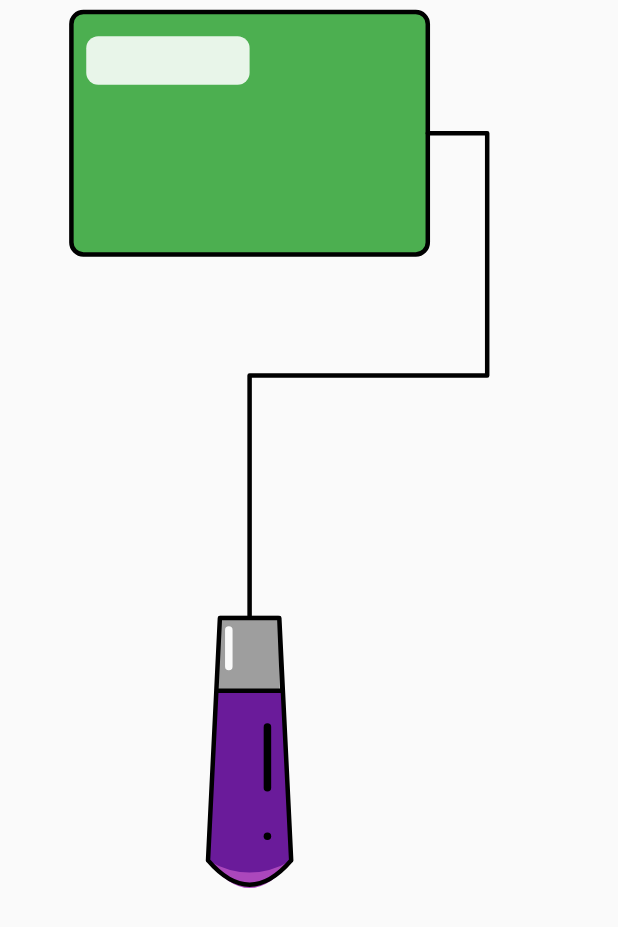
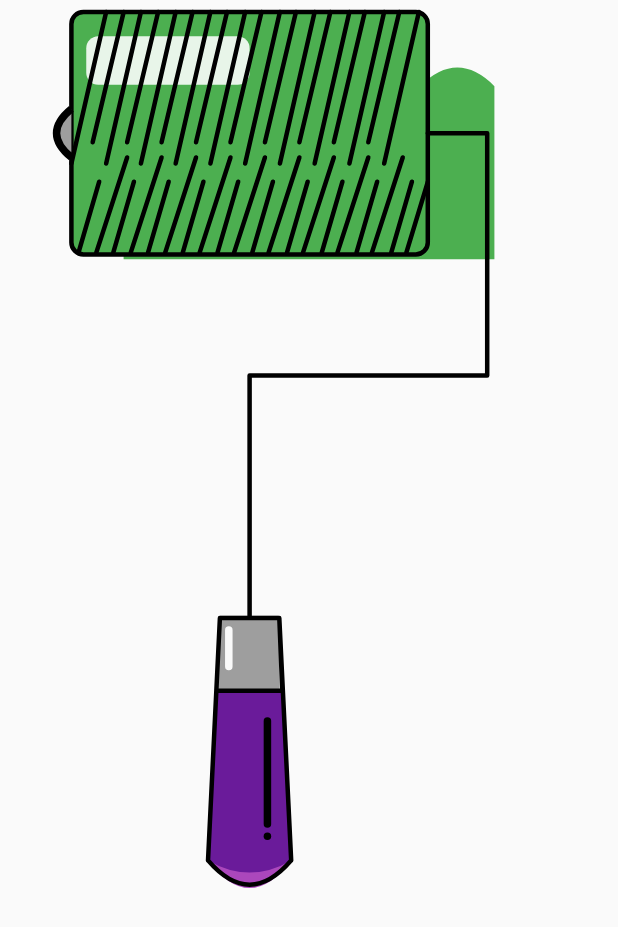
Before and after one commit to Karma-234/paint_roller_animation, a Flutter app: the screen it shows after launch, on a phone screen of 412 x 824 dp. Shown: the top 927 px of the screen. Run offline on Flutter 3.47's test engine with Material 2 defaults, Android fonts, the phone set to English and light mode, and no system bars.

Commit message:
Added wall paint and align

```diff
--- a/lib/main.dart
+++ b/lib/main.dart
@@ -1,4 +1,5 @@
 import 'package:flutter/material.dart';
+import 'package:paint_roller_animation/wall_painter.dart';
 
 import 'paint_scroller_painter.dart';
 
@@ -15,11 +16,30 @@ class MainApp extends StatelessWidget {
       home: Scaffold(
         body: SafeArea(
           minimum: const EdgeInsets.all(8.0),
-          child: CustomPaint(
-            painter: PaintScrollerPainter(),
-            child: const SizedBox(
-              height: double.infinity,
-              width: double.infinity,
+          child: Center(
+            child: Stack(
+              children: [
+                Align(
+                  alignment: const Alignment(0.0, -1),
+                  child: CustomPaint(
+                    painter: WallPainter(),
+                    child: SizedBox(
+                      height: MediaQuery.sizeOf(context).height * 0.2,
+                      width: MediaQuery.sizeOf(context).width * 0.6,
+                    ),
+                  ),
+                ),
+                Align(
+                  alignment: const Alignment(0.0, -1),
+                  child: CustomPaint(
+                    painter: PaintScrollerPainter(),
+                    child: const SizedBox(
+                      height: double.infinity,
+                      width: double.infinity,
+                    ),
+                  ),
+                )
+              ],
             ),
           ),
         ),
```
Also changed, not shown: lib/paint_scroller_painter.dart (+74 -2 lines), lib/wall_painter.dart (added, +36 -0 lines).
